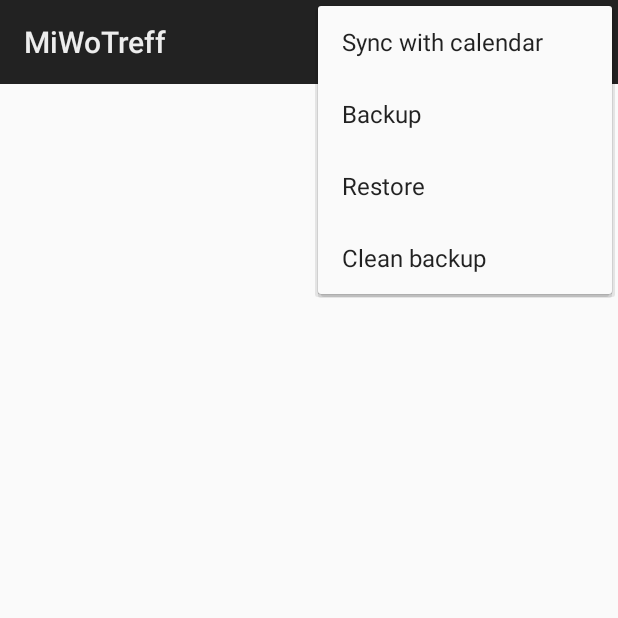
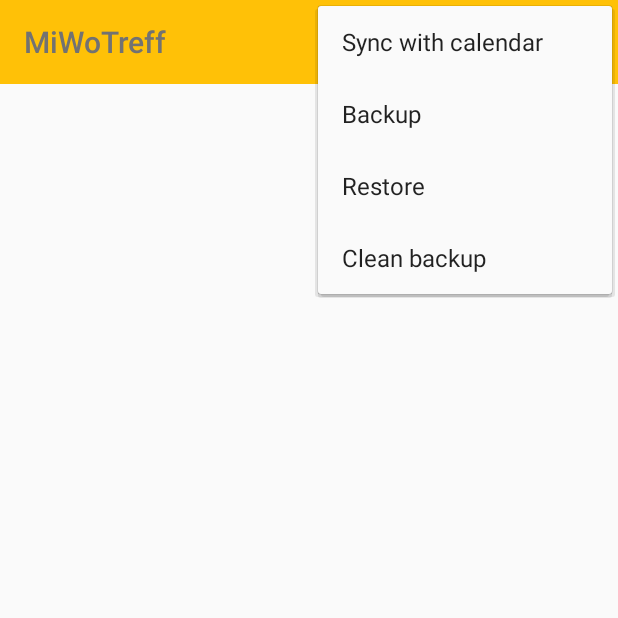
Before and after one commit to MicMun/MiWoTreff, an Android app: the screen it shows after launch (MainActivity), with the options menu open, on a phone screen of 412 x 824 dp, the top half of it. Run offline under Robolectric (Android 15) with nearby library versions, the light colour scheme and no system bars; libraries missing offline, so code that uses them is left out: com.pnikosis.materialishprogress; 3 statements that could not run were skipped.

Commit message:
New color scheme and more materialized style.

```diff
--- a/app/src/main/java/de/micmun/android/miwotreff/util/SpecialCursorAdapter.java
+++ b/app/src/main/java/de/micmun/android/miwotreff/util/SpecialCursorAdapter.java
@@ -114,15 +114,9 @@ public class SpecialCursorAdapter
             if (isNextWednesday(sd)) {
                background.setBackgroundDrawable(
                      ctx.getResources().getDrawable(R.drawable.background_indicator_green));
-               datum.setTextColor(ctx.getResources().getColor(android.R.color.white));
-               thema.setTextColor(ctx.getResources().getColor(android.R.color.white));
-               person.setTextColor(ctx.getResources().getColor(android.R.color.white));
             } else if (normalTextColor != null) {
                background.setBackgroundDrawable(ctx.getResources()
                      .getDrawable(R.drawable.background_indicator_transparent));
-               datum.setTextColor(normalTextColor);
-               thema.setTextColor(normalTextColor);
-               person.setTextColor(normalTextColor);
             }
 
             // topic
--- a/app/src/main/res/drawable/background_indicator_green.xml
+++ b/app/src/main/res/drawable/background_indicator_green.xml
@@ -3,5 +3,5 @@
     <item android:drawable="@android:color/holo_blue_dark" android:state_activated="true" />
     <item android:drawable="@android:color/holo_blue_dark" android:state_selected="true" />
     <item android:drawable="@android:color/holo_blue_dark" android:state_pressed="true" />
-    <item android:drawable="@color/highlight_black" />
+    <item android:drawable="@color/accent" />
 </selector>
--- a/app/src/main/res/layout/activity_main.xml
+++ b/app/src/main/res/layout/activity_main.xml
@@ -1,9 +1,9 @@
 <LinearLayout xmlns:android="http://schemas.android.com/apk/res/android"
-              xmlns:tools="http://schemas.android.com/tools"
-              android:layout_width="match_parent"
-              android:layout_height="match_parent"
-              tools:context=".MainActivity"
-              android:orientation="vertical">
+    xmlns:tools="http://schemas.android.com/tools"
+    android:layout_width="match_parent"
+    android:layout_height="match_parent"
+    tools:context=".MainActivity"
+    android:orientation="vertical">
 
     <include
         android:id="@+id/toolbarId"
@@ -16,11 +16,7 @@
     <ListView
         android:id="@+id/progListView"
         android:layout_width="match_parent"
-        android:layout_height="wrap_content"
-        android:paddingLeft="@dimen/activity_horizontal_margin"
-        android:paddingRight="@dimen/activity_horizontal_margin"
-        android:paddingTop="@dimen/activity_vertical_margin"
-        android:paddingBottom="@dimen/activity_vertical_margin"/>
+        android:layout_height="wrap_content"/>
 
 
 </LinearLayout>
--- a/app/src/main/res/layout/toolbar.xml
+++ b/app/src/main/res/layout/toolbar.xml
@@ -8,4 +8,5 @@
     android:layout_height="wrap_content"
     android:background="?attr/colorPrimary"
     android:minHeight="?attr/actionBarSize"
+    app:theme="@style/AppTheme.Toolbar"
     app:popupTheme="@style/ThemeOverlay.AppCompat.Light"/>
--- a/app/src/main/res/values/colors.xml
+++ b/app/src/main/res/values/colors.xml
@@ -1,11 +1,16 @@
 <?xml version="1.0" encoding="utf-8"?>
 <resources>
-    <color name="lighter_gray">#ededed</color>
+    <!-- material color palette -->
+    <color name="primary">#FFC107</color>
+    <color name="primary_dark">#FFA000</color>
+    <color name="primary_light">#FFECB3</color>
+    <color name="accent">#9E9E9E</color>
+    <color name="primary_text">#212121</color>
+    <color name="secondary_text">#727272</color>
+    <color name="icons">#212121</color>
+    <color name="divider">#B6B6B6</color>
+
     <color name="highlight_black">#222222</color>
-    <color name="primary">@color/highlight_black</color>
-    <color name="primaryDark">@android:color/black</color>
-    <color name="textColor">@color/lighter_gray</color>
-
     <color name="toast_info_green">#4caf50</color>
     <color name="toast_error_red">#f44336</color>
 
--- a/app/src/main/res/values/styles.xml
+++ b/app/src/main/res/values/styles.xml
@@ -3,15 +3,19 @@
     <!-- Base application theme. -->
     <style name="AppTheme" parent="Theme.AppCompat.Light.NoActionBar">
         <item name="colorPrimary">@color/primary</item>
-        <item name="colorPrimaryDark">@color/primaryDark</item>
-        <item name="android:textColorPrimary">@color/textColor</item>
-        <item name="android:textColorSecondary">@color/textColor</item>
+        <item name="colorPrimaryDark">@color/primary_dark</item>
+        <item name="android:textColorPrimary">@color/primary_text</item>
+        <item name="android:textColorSecondary">@color/secondary_text</item>
         <item name="android:windowNoTitle">true</item>
         <item name="windowActionBar">false</item>
         <item name="windowActionModeOverlay">true</item>
         <item name="actionModeBackground">@color/primary</item>
     </style>
 
+    <!-- toolbar theme -->
+    <style name="AppTheme.Toolbar" parent="ThemeOverlay.AppCompat.Dark.ActionBar">
+        <item name="android:textColorPrimary">@color/secondary_text</item>
+    </style>
 
     <!-- custom dialog theme -->
     <style name="CustomDialogStyle" parent="Base.V14.Theme.AppCompat.Dialog">
@@ -19,4 +23,5 @@
         <item name="android:windowIsFloating">false</item>
         <item name="android:windowNoTitle">true</item>
     </style>
+
 </resources>
```
Also changed, not shown: app/src/main/res/layout-land/list_row.xml (+7 -3 lines), app/src/main/res/layout/list_row.xml (+9 -4 lines), app/src/main/res/values/dimens.xml (+4 -4 lines).
